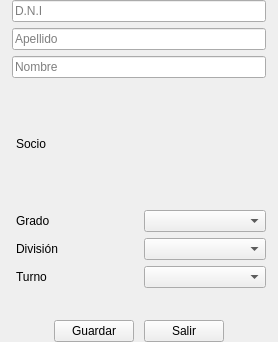
Qt form ui/form_alumno_base.ui (acostamatt/cooperadora_qt) before a commit.
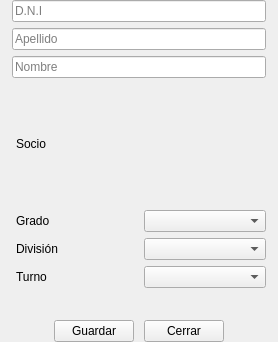
The same form after that commit.

```diff
--- a/ui/form_alumno_base.ui
+++ b/ui/form_alumno_base.ui
@@ -247,7 +247,7 @@
        <item>
         <widget class="QPushButton" name="pushButton">
          <property name="text">
-          <string>Salir</string>
+          <string>Cerrar</string>
          </property>
         </widget>
        </item>
```
